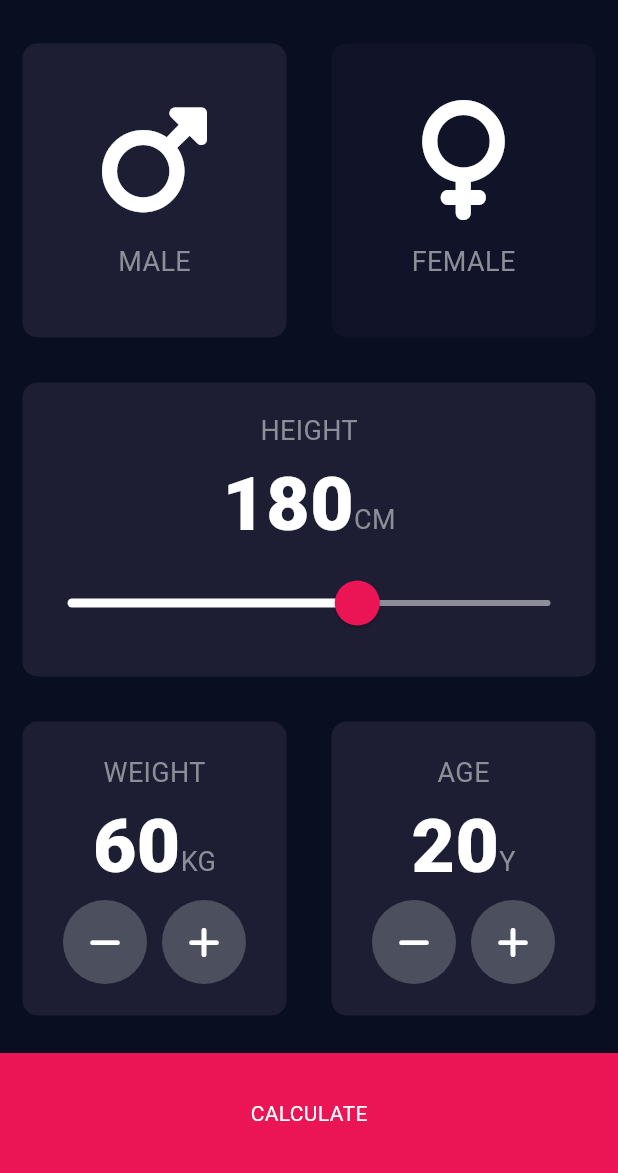
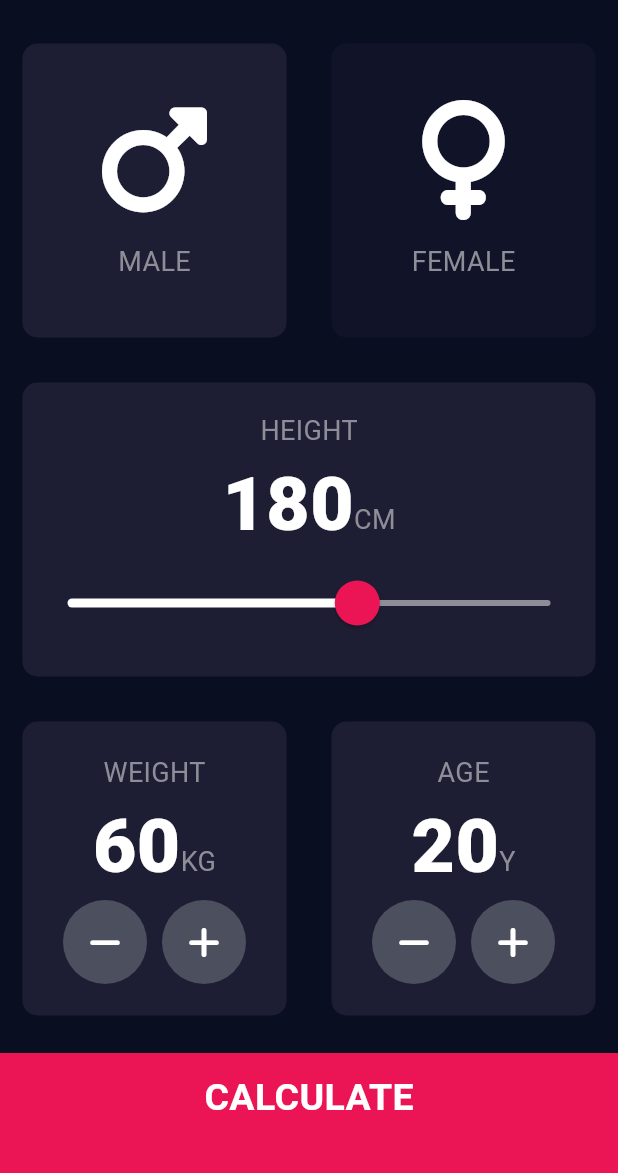
Before and after one commit to mehrshadkhv/BMI-Calculator, a Flutter app: the screen it shows after launch, on a phone screen of 412 x 824 dp, the part 63-1236 px from its top. Run offline on Flutter 3.47's test engine with Material 3 defaults, Android fonts, the phone set to English and light mode, and no system bars; our stand-ins replace font_awesome_flutter.

Commit message:
Fifteenth commit

```diff
--- a/lib/constants.dart
+++ b/lib/constants.dart
@@ -14,3 +14,7 @@ const KBottomContainerHeight = 80.0;
 const KActiveCardColour = Color(0xFF1D1E33);
 const KInactiveCardColour = Color(0xFF111328);
 const KBottomContainerColour = Color(0xFFEB1555);
+const KLargeButtonTextStyle = TextStyle(
+  fontSize: 25.0,
+  fontWeight: FontWeight.bold,
+);
--- a/lib/input_page.dart
+++ b/lib/input_page.dart
@@ -247,8 +247,12 @@ class _InputPageState extends State<InputPage> {
               margin: const EdgeInsets.only(top: 10.0),
               width: double.infinity,
               height: KBottomContainerHeight,
+              padding: const EdgeInsets.only(bottom: 20.0),
               child: const Center(
-                child: Text('CALCULATE'),
+                child: Text(
+                  'CALCULATE',
+                  style: KLargeButtonTextStyle,
+                ),
               ),
             ),
           ),
```
Also changed, not shown: lib/results_page.dart (+18 -2 lines), pubspec.lock.
